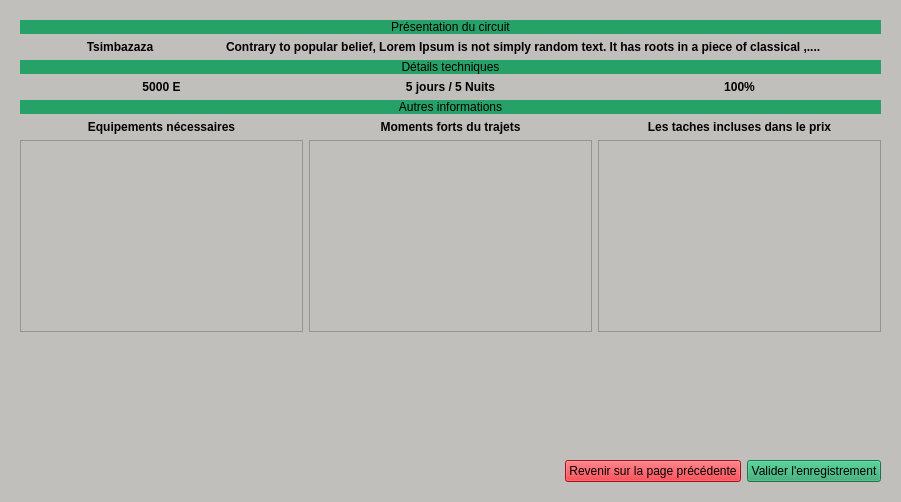
Before: the Qt Designer form temp_ui/add_tour.ui in wnomena/clean-desktop-app, drawn with Qt 5.
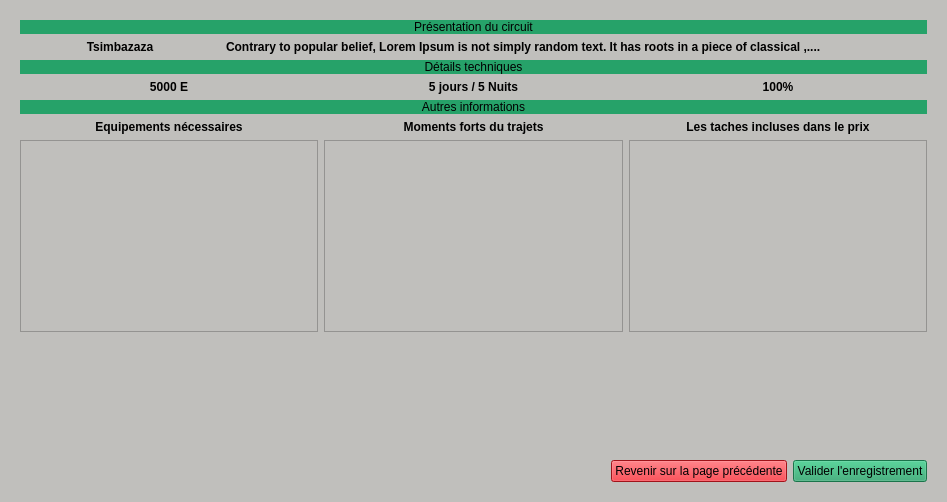
After: the same form once the commit is applied.

Patch:
```diff
--- a/temp_ui/add_tour.ui
+++ b/temp_ui/add_tour.ui
@@ -6,7 +6,7 @@
    <rect>
     <x>0</x>
     <y>0</y>
-    <width>901</width>
+    <width>947</width>
     <height>502</height>
    </rect>
   </property>
```
